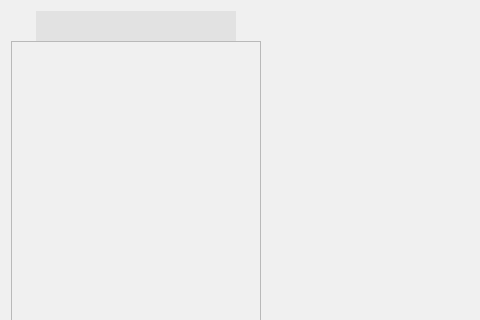
Qt form app/ui_pc/chat/chatUi.ui (LC044/WeChatMsg) before a commit; both pictures show x 0 to 480 and y 0 to 320 of the 840 by 752 pixel window.
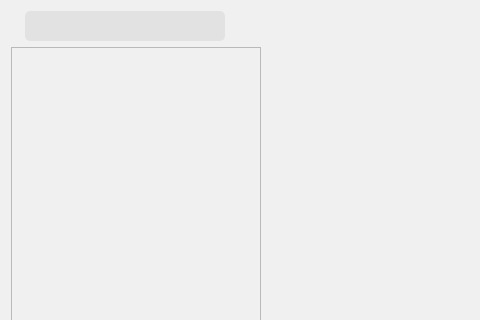
The same form after that commit.

```diff
--- a/app/ui_pc/chat/chatUi.ui
+++ b/app/ui_pc/chat/chatUi.ui
@@ -17,10 +17,13 @@
             <string notr="true">background: rgb(240, 240, 240);</string>
         </property>
         <layout class="QHBoxLayout" name="horizontalLayout_2" stretch="0,1">
+            <property name="spacing">
+                <number>6</number>
+            </property>
             <item>
                 <layout class="QVBoxLayout" name="verticalLayout_2" stretch="0,1">
                     <property name="spacing">
-                        <number>0</number>
+                        <number>6</number>
                     </property>
                     <item>
                         <layout class="QVBoxLayout" name="verticalLayout">
@@ -49,7 +52,11 @@
                                             </property>
                                             <property name="styleSheet">
                                                 <string notr="true">background:transparent;
-                                                    border-width:0;
+                                                    border-radius:5px;
+                                                    border-top: 0px solid #b2e281;
+                                                    border-bottom: 0px solid #b2e281;
+                                                    border-right: 0px solid #b2e281;
+                                                    border-left: 0px solid #b2e281;
                                                     border-style:outset;
                                                     background-color:rgb(226,226,226);
                                                 </string>
@@ -61,6 +68,12 @@
                                     </item>
                                     <item>
                                         <widget class="QLabel" name="label_2">
+                                            <property name="minimumSize">
+                                                <size>
+                                                    <width>30</width>
+                                                    <height>0</height>
+                                                </size>
+                                            </property>
                                             <property name="text">
                                                 <string/>
                                             </property>
```
